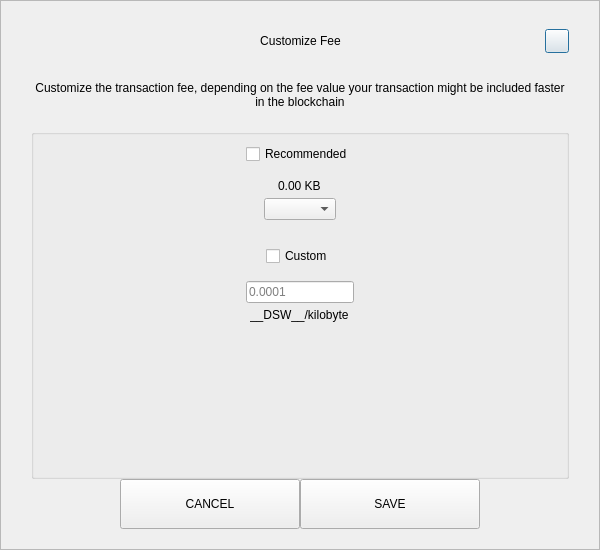
Old version of the form src/qt/pivx/forms/sendcustomfeedialog.ui in the repository decenomy/DSW.
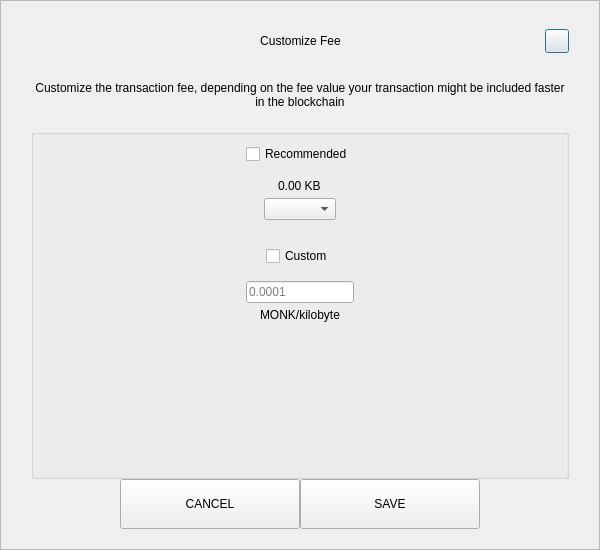
New version of the form.

Commit message: Replace standard coin unit __DSW__ by MONK

What changed in the file:
```diff
--- a/src/qt/pivx/forms/sendcustomfeedialog.ui
+++ b/src/qt/pivx/forms/sendcustomfeedialog.ui
@@ -287,7 +287,7 @@
            <item alignment="Qt::AlignHCenter">
             <widget class="QLabel" name="labelCustomFee">
              <property name="text">
-              <string>__DSW__/kilobyte</string>
+              <string>MONK/kilobyte</string>
              </property>
             </widget>
            </item>
```
The commit also changes 7 other files.
